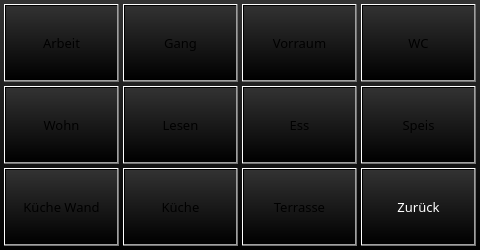
First picture: the form in projects/klaus_visu_ap420/egwindow.ui, repository busmaster/homebus, before the edit.
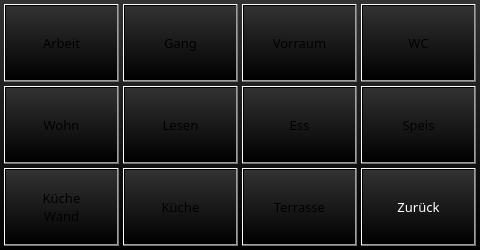
Second picture: the form after the edit.

Diff of the .ui file:
```diff
--- a/projects/klaus_visu_ap420/egwindow.ui
+++ b/projects/klaus_visu_ap420/egwindow.ui
@@ -92,8 +92,15 @@
      <height>78</height>
     </rect>
    </property>
+   <property name="sizePolicy">
+    <sizepolicy hsizetype="Fixed" vsizetype="Fixed">
+     <horstretch>0</horstretch>
+     <verstretch>0</verstretch>
+    </sizepolicy>
+   </property>
    <property name="text">
-    <string>Küche Wand</string>
+    <string>Küche
+Wand</string>
    </property>
   </widget>
   <widget class="QPushButton" name="pushButtonLightSpeis">
```
Left out of the diff: 66 changed lines with no effect on the pictures.
